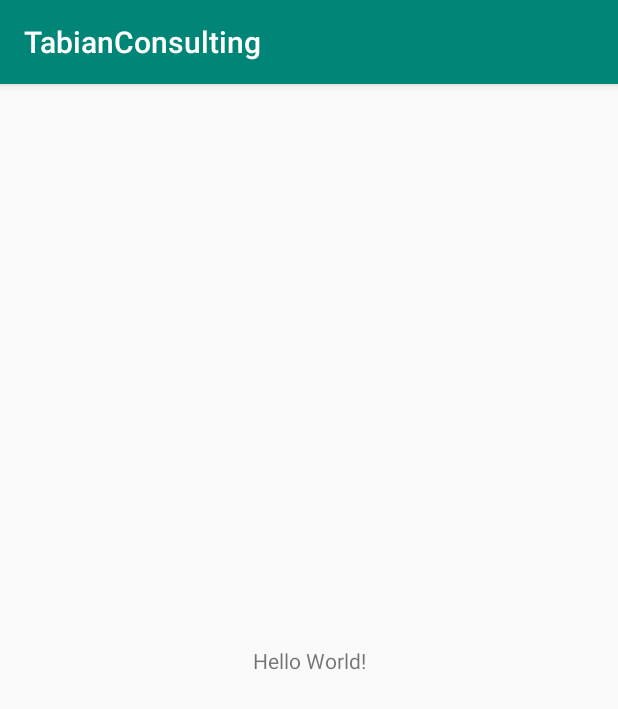
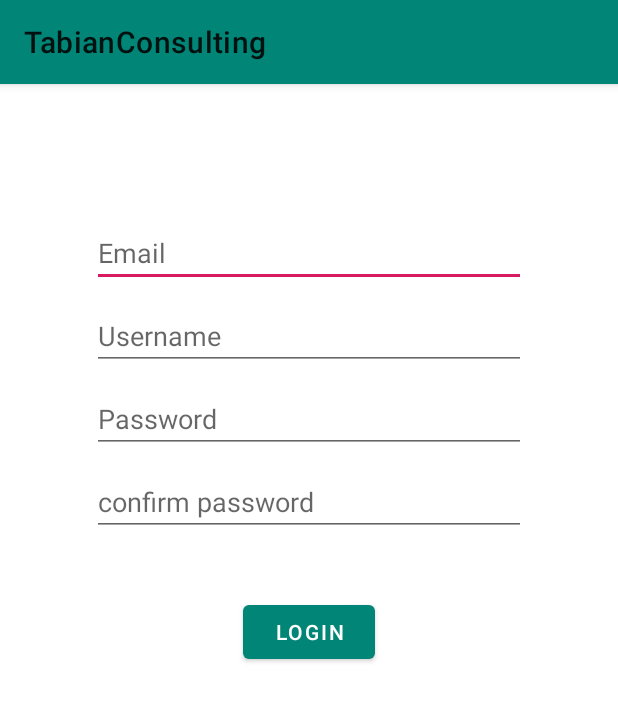
Before and after one commit to amous4822/loginApp, an Android app: the screen it shows after launch (LoginActivity), on a phone screen of 412 x 824 dp. Shown: the top 709 px of the screen. Run offline under Robolectric (Android 15) with nearby library versions, the phone set to English and light mode, and no system bars.

```diff
--- a/app/build.gradle
+++ b/app/build.gradle
@@ -23,6 +23,10 @@ dependencies {
     implementation 'com.android.support:appcompat-v7:28.0.0'
     implementation 'com.android.support.constraint:constraint-layout:1.1.3'
     testImplementation 'junit:junit:4.12'
+    implementation 'com.google.firebase:firebase-auth:16.0.5'
     androidTestImplementation 'com.android.support.test:runner:1.0.2'
     androidTestImplementation 'com.android.support.test.espresso:espresso-core:3.0.2'
+    implementation 'com.google.firebase:firebase-core:16.0.4'
+    implementation 'com.android.support:design:28.0.0'
 }
+apply plugin: 'com.google.gms.google-services'
--- a/app/src/main/java/com/example/project/tabianconsulting/LoginActivity.java
+++ b/app/src/main/java/com/example/project/tabianconsulting/LoginActivity.java
@@ -1,13 +1,67 @@
 package com.example.project.tabianconsulting;
 
+import android.provider.ContactsContract;
 import android.support.v7.app.AppCompatActivity;
 import android.os.Bundle;
+import android.text.TextUtils;
+import android.view.View;
+import android.widget.Button;
+import android.widget.EditText;
+import android.widget.Toast;
 
 public class LoginActivity extends AppCompatActivity {
+
+    EditText mUsername;
+    EditText mPassword;
+    EditText mConfirmPassword;
+    EditText mEmail;
+    Button mLogin;
 
     @Override
     protected void onCreate(Bundle savedInstanceState) {
         super.onCreate(savedInstanceState);
         setContentView(R.layout.activity_login);
+
+        mEmail = (EditText) findViewById(R.id.email_login);
+        mUsername = (EditText) findViewById(R.id.username_login);
+        mPassword = (EditText) findViewById(R.id.password_login);
+        mConfirmPassword = (EditText) findViewById(R.id.cnfr_password_login);
+
+        mLogin = (Button) findViewById(R.id.login_button);
+
+
+        mLogin.setOnClickListener(new View.OnClickListener() {
+            @Override
+            public void onClick(View view) {
+
+                if (isValid(mUsername.getText().toString()) && isValid(mPassword.getText().toString())
+                        && isValid(mConfirmPassword.getText().toString()) && isValid(mEmail.getText().toString())) {
+
+                    if (testEmail(mEmail.getText().toString()))
+                        Toast.makeText(LoginActivity.this, "Success", Toast.LENGTH_SHORT).show();
+
+                    else
+                        Toast.makeText(LoginActivity.this, "Enter valid Email address", Toast.LENGTH_SHORT).show();
+
+
+                } else {
+                    Toast.makeText(LoginActivity.this, "You must fill all the fields properly !", Toast.LENGTH_SHORT).show();
+                }
+
+
+            }
+        });
+
     }
+
+    public boolean testEmail(String email) {
+        String domain = email.substring(email.indexOf("@") + 1);
+        return domain.contains(".");
+    }
+
+    public boolean isValid(String text) {
+        return !TextUtils.isEmpty(text) && !text.contains(" ");
+    }
+
+
 }
--- a/app/src/main/res/layout/activity_login.xml
+++ b/app/src/main/res/layout/activity_login.xml
@@ -1,18 +1,57 @@
 <?xml version="1.0" encoding="utf-8"?>
-<android.support.constraint.ConstraintLayout xmlns:android="http://schemas.android.com/apk/res/android"
+<LinearLayout xmlns:android="http://schemas.android.com/apk/res/android"
     xmlns:app="http://schemas.android.com/apk/res-auto"
     xmlns:tools="http://schemas.android.com/tools"
     android:layout_width="match_parent"
+    android:orientation="vertical"
     android:layout_height="match_parent"
     tools:context=".LoginActivity">
 
-    <TextView
+    <EditText
+        android:layout_width="289dp"
+        android:id="@+id/email_login"
+        android:inputType="textWebEmailAddress"
+        android:layout_height="wrap_content"
+        android:layout_marginTop="90dp"
+        android:layout_gravity="center"
+        android:hint="@string/email"
+        />
+
+    <EditText
+        android:layout_width="289dp"
+        android:id="@+id/username_login"
+        android:layout_height="wrap_content"
+        android:layout_marginTop="10dp"
+        android:layout_gravity="center"
+        android:hint="@string/username"
+        />
+
+    <EditText
+        android:layout_width="289dp"
+        android:id="@+id/password_login"
+        android:inputType="textWebPassword"
+        android:layout_gravity="center"
+        android:layout_marginTop="10dp"
+        android:hint="@string/password"
+        android:layout_height="wrap_content" />
+
+    <EditText
+        android:layout_width="289dp"
+        android:id="@+id/cnfr_password_login"
+        android:inputType="textWebPassword"
+        android:hint="@string/confirm_password"
+        android:layout_gravity="center"
+        android:layout_marginTop="10dp"
+        android:layout_height="wrap_content" />
+
+    <android.support.design.button.MaterialButton
         android:layout_width="wrap_content"
         android:layout_height="wrap_content"
-        android:text="Hello World!"
-        app:layout_constraintBottom_toBottomOf="parent"
-        app:layout_constraintLeft_toLeftOf="parent"
-        app:layout_constraintRight_toRightOf="parent"
-        app:layout_constraintTop_toTopOf="parent" />
+        android:id="@+id/login_button"
+        android:text="@string/login_button"
+        android:layout_gravity="center"
+        android:layout_marginTop="40dp"/>
 
-</android.support.constraint.ConstraintLayout>
+
+
+</LinearLayout>
--- a/app/src/main/res/values/strings.xml
+++ b/app/src/main/res/values/strings.xml
@@ -1,3 +1,8 @@
 <resources>
     <string name="app_name">TabianConsulting</string>
+    <string name="password">Password</string>
+    <string name="username">Username</string>
+    <string name="confirm_password">confirm password</string>
+    <string name="login_button">LOGIN</string>
+    <string name="email">Email</string>
 </resources>
--- a/app/src/main/res/values/styles.xml
+++ b/app/src/main/res/values/styles.xml
@@ -1,7 +1,7 @@
 <resources>
 
     <!-- Base application theme. -->
-    <style name="AppTheme" parent="Theme.AppCompat.Light.DarkActionBar">
+    <style name="AppTheme" parent="Theme.MaterialComponents.Light">
         <!-- Customize your theme here. -->
         <item name="colorPrimary">@color/colorPrimary</item>
         <item name="colorPrimaryDark">@color/colorPrimaryDark</item>
--- a/build.gradle
+++ b/build.gradle
@@ -8,6 +8,7 @@ buildscript {
     }
     dependencies {
         classpath 'com.android.tools.build:gradle:3.2.1'
+        classpath 'com.google.gms:google-services:4.0.1'
 
 
         // NOTE: Do not place your application dependencies here; they belong
```
Also changed, not shown: 2 other files.
